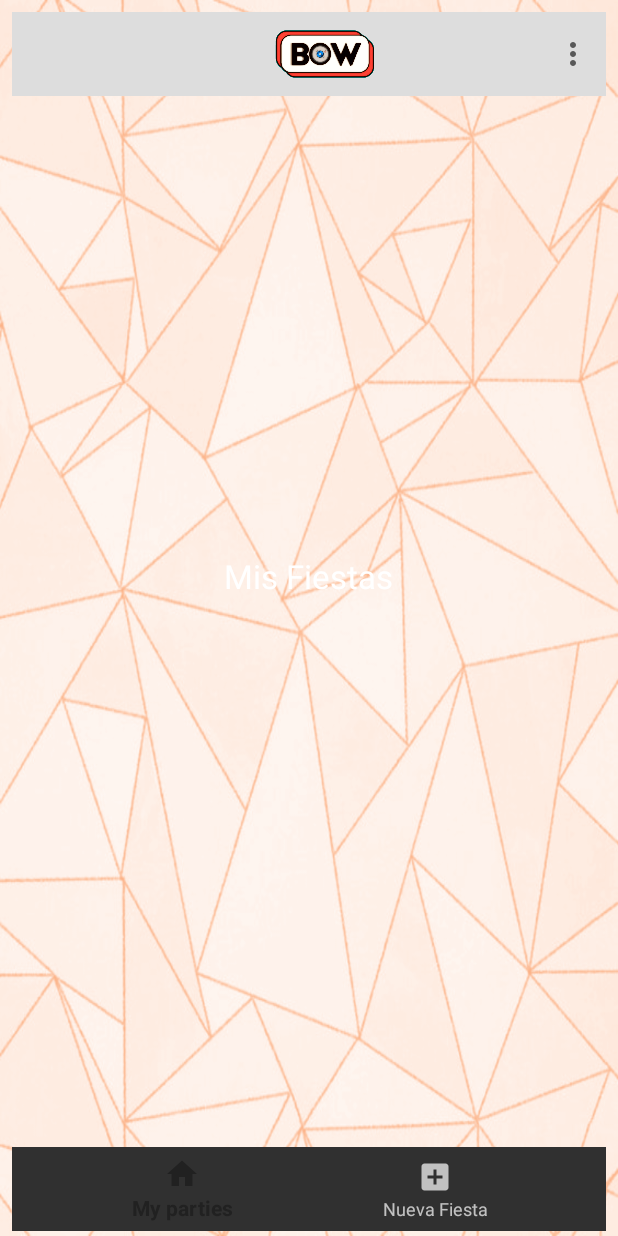
After one commit to TrippCol/Farrapp-MobileApplication, an Android app: the CreatorPartyListFragment screen opened directly, with no data from a screen before it, on a phone screen of 412 x 824 dp. The commit adds this screen. Run offline under Robolectric (Android 15) with nearby library versions, the light colour scheme and no system bars; Roboto replaces fonts that are not available here.

Commit message:
fragments  for creator

```diff
--- a/app/build.gradle
+++ b/app/build.gradle
@@ -22,6 +22,7 @@ dependencies {
     implementation fileTree(include: ['*.jar'], dir: 'libs')
     implementation 'com.android.support:appcompat-v7:28.0.0'
     implementation 'com.android.support.constraint:constraint-layout:1.1.3'
+    implementation 'com.android.support:support-v4:28.0.0'
     testImplementation 'junit:junit:4.12'
     androidTestImplementation 'com.android.support.test:runner:1.0.2'
     androidTestImplementation 'com.android.support.test.espresso:espresso-core:3.0.2'
--- /dev/null
+++ b/app/src/main/java/escuelaing/com/co/bowmobileapp/data/fragments/CreatorPartyListFragment.java
@@ -0,0 +1,23 @@
+package escuelaing.com.co.bowmobileapp.data.fragments;
+
+
+import android.os.Bundle;
+import android.support.annotation.Nullable;
+import android.support.v4.app.Fragment;
+import android.view.LayoutInflater;
+import android.view.View;
+import android.view.ViewGroup;
+
+import escuelaing.com.co.bowmobileapp.R;
+
+public class CreatorPartyListFragment extends Fragment {
+    @Nullable
+    @Override
+    public View onCreateView(LayoutInflater inflater, @Nullable ViewGroup container, @Nullable Bundle savedInstanceState) {
+        //just change the fragment_dashboard
+        //with the fragment you want to inflate
+        //like if the class is HomeFragment it should have R.layout.home_fragment
+        //if it is DashboardFragment it should have R.layout.fragment_dashboard
+        return inflater.inflate(R.layout.fragment_creator_party_list, null);
+    }
+}
--- a/app/src/main/res/layout/activity_creators.xml
+++ b/app/src/main/res/layout/activity_creators.xml
@@ -19,20 +19,14 @@
         app:layout_constraintStart_toStartOf="parent"
         app:layout_constraintTop_toTopOf="parent" />
 
-    <android.support.v7.widget.RecyclerView
-        android:id="@+id/recycler_view"
+    <FrameLayout
+        android:id="@+id/fragment_container"
         android:layout_width="match_parent"
-        android:layout_height="wrap_content"
-        android:layout_marginStart="8dp"
-        android:layout_marginTop="100dp"
-        android:layout_marginEnd="8dp"
-        android:layout_marginBottom="8dp"
-        app:layout_constraintBottom_toTopOf="@+id/nav_bar"
-        app:layout_constraintEnd_toEndOf="parent"
-        app:layout_constraintHorizontal_bias="0.0"
-        app:layout_constraintStart_toStartOf="parent"
-        app:layout_constraintTop_toBottomOf="@+id/app_bar"
-        app:layout_constraintVertical_bias="0.068" />
+        android:layout_height="match_parent"
+        android:layout_marginBottom="56dp"
+        android:text="asd"
+        app:layout_constraintLeft_toLeftOf="parent"
+        app:layout_constraintTop_toTopOf="parent" />
 
     <android.support.design.widget.BottomNavigationView
         android:id="@+id/nav_bar"
--- /dev/null
+++ b/app/src/main/res/layout/fragment_creator_party_list.xml
@@ -0,0 +1,14 @@
+<?xml version="1.0" encoding="utf-8"?>
+<RelativeLayout xmlns:android="http://schemas.android.com/apk/res/android"
+    android:layout_width="match_parent"
+    android:layout_height="match_parent">
+
+    <TextView
+        android:layout_width="wrap_content"
+        android:layout_height="wrap_content"
+        android:layout_centerHorizontal="true"
+        android:layout_centerVertical="true"
+        android:text="Mis Fiestas"
+        android:textAppearance="@style/Base.TextAppearance.AppCompat.Large" />
+
+</RelativeLayout>
--- a/app/src/main/res/values/strings.xml
+++ b/app/src/main/res/values/strings.xml
@@ -7,4 +7,7 @@
     <string name="title_my_parties">My parties</string>
     <string name="title_new_party">Nueva Fiesta</string>
     <string name="title_settings">Settings</string>
+
+    <!-- TODO: Remove or change this placeholder text -->
+    <string name="hello_blank_fragment">Hello blank fragment</string>
 </resources>
```
Also changed, not shown: app/src/main/java/escuelaing/com/co/bowmobileapp/data/fragments/NewPartyFragment.java (added, +24 -0 lines), app/src/main/java/escuelaing/com/co/bowmobileapp/data/ui/CreatorsActivity.java (+22 -33 lines), app/src/main/res/layout/fragment_new_party.xml (added, +14 -0 lines).
